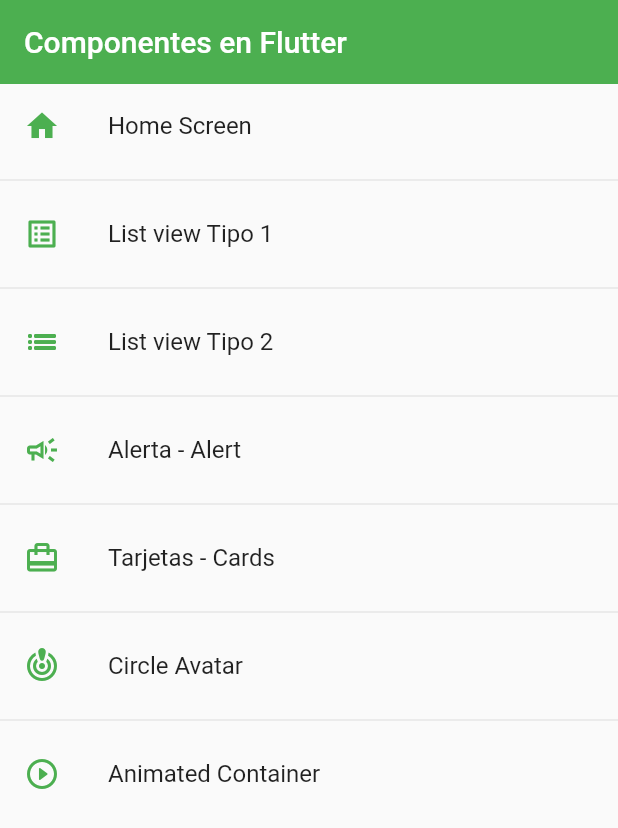
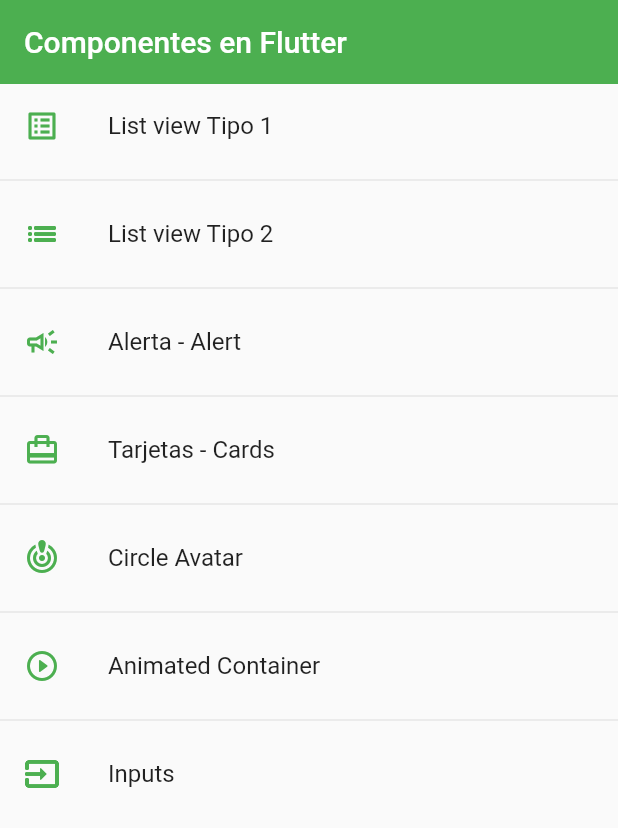
Before and after one commit to alexis19b/flutterapp, a Flutter app: the screen it shows after launch, on a phone screen of 412 x 824 dp. Shown: the top 828 px of the screen. Run offline on Flutter 3.47's test engine with Material 2 defaults, Android fonts, the phone set to English and light mode, and no system bars.

Commit message:
added inputs

```diff
--- a/lib/routes/app_routes.dart
+++ b/lib/routes/app_routes.dart
@@ -7,11 +7,6 @@ class AppRoutes {
   static const intialRoute = 'home';
 
   static final menuOptions = <MenuOption>[
-    MenuOption(
-        route: 'home',
-        icon: Icons.home,
-        name: 'Home Screen',
-        screen: const HomeScreen()),
     MenuOption(
         route: 'listview1',
         icon: Icons.list_alt,
@@ -42,11 +37,17 @@ class AppRoutes {
         icon: Icons.play_circle_outline_rounded,
         name: 'Animated Container',
         screen: const AnimatedScreen()),
+    MenuOption(
+        route: 'inputs',
+        icon: Icons.input_outlined,
+        name: 'Inputs',
+        screen: const InputScreen()),
   ];
 
   static Map<String, Widget Function(BuildContext)> getAppRoutes() {
     Map<String, Widget Function(BuildContext)> appRoutes = {};
 
+    appRoutes.addAll({'home': (BuildContext context) => const HomeScreen()});
     for (final option in menuOptions) {
       appRoutes.addAll({option.route: (BuildContext context) => option.screen});
     }
--- a/lib/screens/animated_screen.dart
+++ b/lib/screens/animated_screen.dart
@@ -32,7 +32,9 @@ class _AnimatedScreenState extends State<AnimatedScreen> {
         title: const Text('Animated Container'),
       ),
       body: Center(
-        child: Container(
+        child: AnimatedContainer(
+          duration: const Duration(milliseconds: 400),
+          curve: Curves.easeOutCubic,
           width: _width,
           height: _height,
           decoration: BoxDecoration(color: _color, borderRadius: _borderRadius),
--- a/lib/screens/screens.dart
+++ b/lib/screens/screens.dart
@@ -1,7 +1,8 @@
+export 'package:fl_components/screens/alert_screen.dart';
 export 'package:fl_components/screens/animated_screen.dart';
-export 'package:fl_components/screens/alert_screen.dart';
 export 'package:fl_components/screens/avatar_screen.dart';
 export 'package:fl_components/screens/card_screen.dart';
 export 'package:fl_components/screens/home_screen.dart';
+export 'package:fl_components/screens/input_screen.dart';
 export 'package:fl_components/screens/listview1_screen.dart';
 export 'package:fl_components/screens/listview2_screen.dart';
```
Also changed, not shown: lib/screens/input_screen.dart (added, +42 -0 lines).
